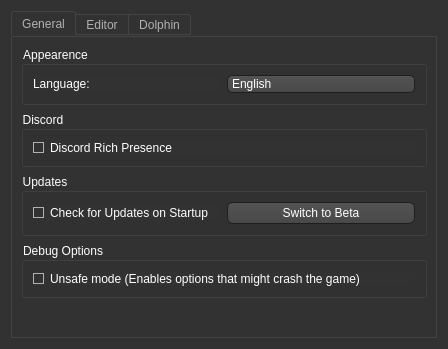
This is wii_music_editor/ui/templates/settings.ui in BenjaminHalko/WiiMusicEditorPlus as Qt 5 draws it before an edit. The edited form follows.
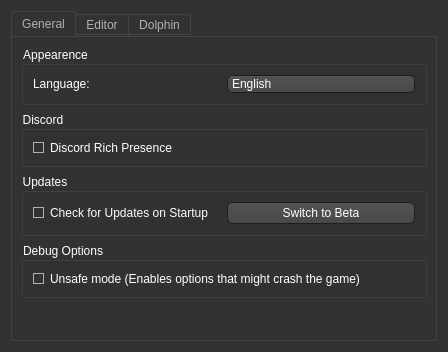
This is the edited form. Icons and pictures are not drawn.

```diff
--- a/wii_music_editor/ui/templates/settings.ui
+++ b/wii_music_editor/ui/templates/settings.ui
@@ -10,7 +10,7 @@
     <x>0</x>
     <y>0</y>
     <width>443</width>
-    <height>324</height>
+    <height>352</height>
    </rect>
   </property>
   <property name="windowTitle">
```
Left out of the diff: 2 changed lines with no effect on the pictures.
